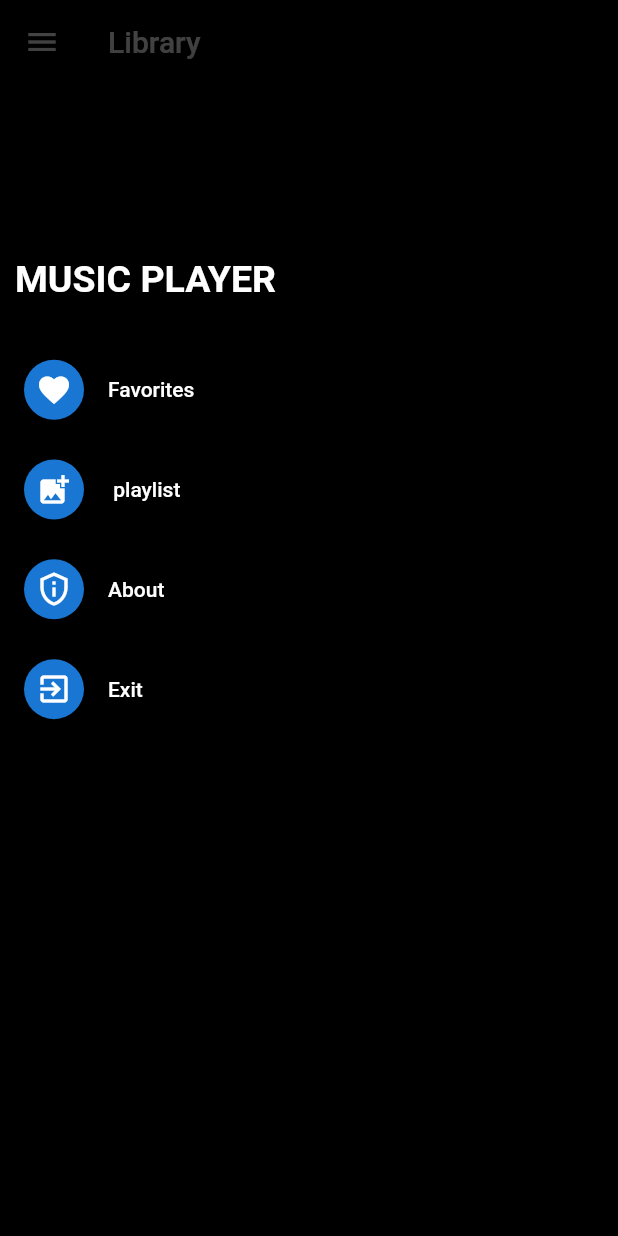
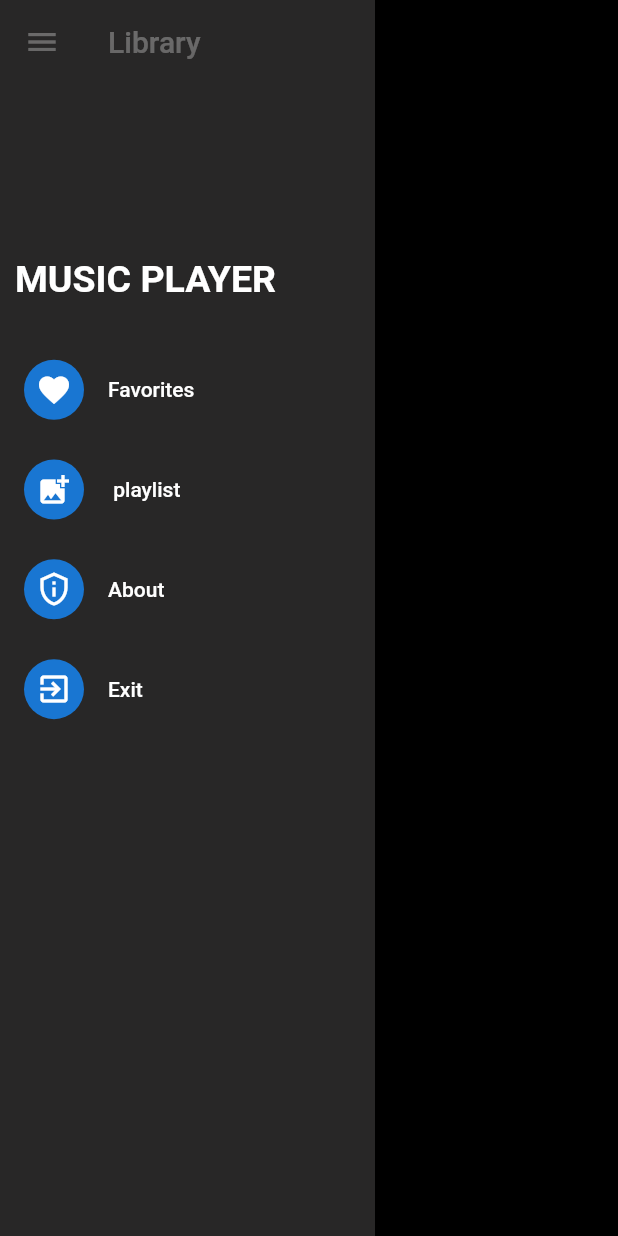
Before and after one commit to kiran11476/music, a Flutter app: the screen it shows after launch, with the side drawer open, on a phone screen of 412 x 824 dp. Run offline on Flutter 3.47's test engine with Material 2 defaults, Android fonts, the phone set to English and light mode, and no system bars; our stand-ins replace assets_audio_player, audio_video_progress_bar, audioplayers, flutter_screenutil, fluttertoast, marquee and 2 more; missing offline and left inert: assets_audio_player_web, on_audio_query_web, on_audio_room.

```diff
--- a/lib/Screens/drawer.dart
+++ b/lib/Screens/drawer.dart
@@ -13,7 +13,8 @@ class Drag extends StatelessWidget {
   @override
   Widget build(BuildContext context) {
     return Drawer(
-      backgroundColor: const Color.fromARGB(96, 0, 0, 0),
+      width: 250,
+      backgroundColor: const Color.fromARGB(95, 107, 105, 105),
       child: Column(
         children: [
           Container(
@@ -63,11 +64,11 @@ class Drag extends StatelessWidget {
           SizedBox(
             height: 50.h,
           ),
-          const Text(
-            ' Version 2.0.1',
-            textAlign: TextAlign.justify,
-            style: TextStyle(fontWeight: FontWeight.w500),
-          ),
+          // const Text(
+          //   ' Version 2.0.1',
+          //   textAlign: TextAlign.end,
+          //   style: TextStyle(fontWeight: FontWeight.w500, color: Colors.white),
+          // ),
         ],
       ),
     );
```
Also changed, not shown: lib/Screens/library.dart (+9 -3 lines), lib/Screens/searchbar.dart (added), 1 other file.
